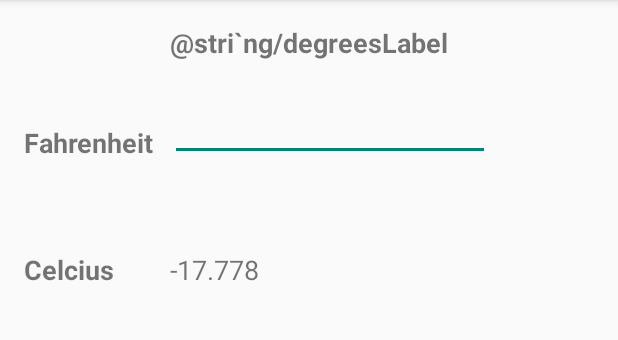
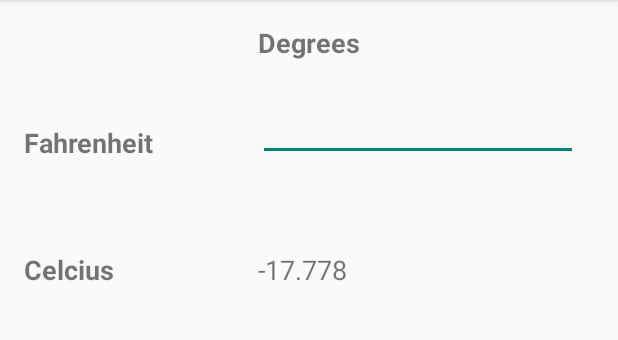
Before and after one commit to HWisswell/Project1_TempConverter, an Android app: the screen it shows after launch (TempConverterActivity), on a phone screen of 412 x 824 dp, the part 84-424 px from its top. Run offline under Robolectric (Android 15) with nearby library versions, the phone set to English and light mode, and no system bars.

```diff
--- a/app/src/main/res/layout/activity_temp_converter.xml
+++ b/app/src/main/res/layout/activity_temp_converter.xml
@@ -11,7 +11,7 @@
     <TextView
         android:layout_width="wrap_content"
         android:layout_height="wrap_content"
-        android:text="@stri`ng/degreesLabel"
+        android:text="@string/degreesLabel"
         android:id="@+id/degreesLabel"
         android:layout_alignParentTop="true"
         android:layout_centerHorizontal="true"
```
